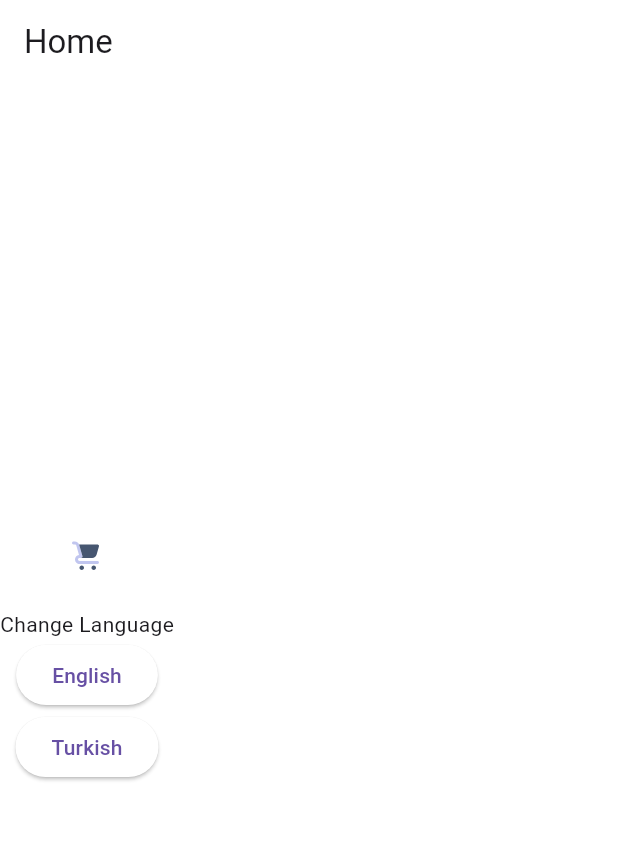
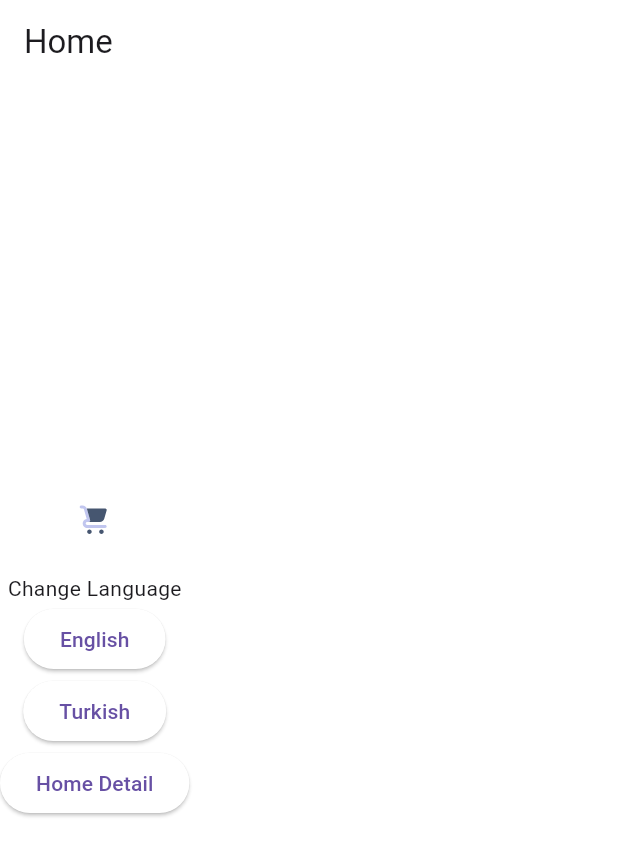
Before and after one commit to muratkondu19/architecture_template_v2, a Flutter app: the screen it shows after launch, on a phone screen of 412 x 824 dp. Shown: the top 856 px of the screen. Run offline on Flutter 3.47's test engine with Material 3 defaults, Android fonts, the phone set to English and light mode, and no system bars; our stand-ins replace auto_route, easy_localization, envied, equatable, flutter_svg, google_fonts and 2 more; missing offline and left inert: easy_logger; generated files the repository leaves out were written again.

Commit message:
Bağımlılıklar güncellendi; 'auto_route' ve 'auto_route_generator' paketleri eklendi. 'pubspec.yaml' dosyasında 'flutter_lints' sürümü güncellendi. 'main.dart' dosyasında uygulama yönlendirme yapılandırması eklendi ve 'HomeView' sınıfında otomatik yönlendirme desteği sağlandı. Ayrıca, iOS projesinde Pod bağımlılıkları güncellendi ve yapılandırmalar düzenlendi.

```diff
--- a/lib/feature/home/view/homw_view.dart
+++ b/lib/feature/home/view/homw_view.dart
@@ -3,19 +3,22 @@ import 'package:architecture_template/feature/home/view/widget/home_app_bar.dart
 import 'package:architecture_template/product/init/config/app_enviroment.dart';
 import 'package:architecture_template/product/init/language/locale_keys.g.dart';
 import 'package:architecture_template/product/init/product_localization.dart';
+import 'package:architecture_template/product/navigation/app_router.dart';
 import 'package:architecture_template/product/utility/constants/enums/locales.dart';
+import 'package:auto_route/auto_route.dart';
 import 'package:easy_localization/easy_localization.dart';
 import 'package:flutter/material.dart';
 import 'package:gen/gen.dart';
 
-class HomeView extends StatefulWidget {
+@RoutePage() // Bu sayfa otomatik olarak route olarak tanımlanır
+final class HomeView extends StatefulWidget {
   const HomeView({super.key});
 
   @override
   _HomeViewState createState() => _HomeViewState();
 }
 
-class _HomeViewState extends State<HomeView> with HomeViewMixin {
+final class _HomeViewState extends State<HomeView> with HomeViewMixin {
   @override
   Widget build(BuildContext context) {
     return Scaffold(
@@ -39,6 +42,12 @@ class _HomeViewState extends State<HomeView> with HomeViewMixin {
             },
             child: Text(LocaleKeys.general_language_tr.tr()),
           ),
+          ElevatedButton(
+            onPressed: () {
+              context.router.push(HomeDetailRoute(id: '1'));
+            },
+            child: const Text('Home Detail'),
+          ),
         ],
       ),
     );
--- a/lib/main.dart
+++ b/lib/main.dart
@@ -1,6 +1,6 @@
-import 'package:architecture_template/feature/home/view/homw_view.dart';
 import 'package:architecture_template/product/init/application_initalize.dart';
 import 'package:architecture_template/product/init/product_localization.dart';
+import 'package:architecture_template/product/navigation/app_router.dart';
 import 'package:architecture_template/product/theme/index.dart';
 import 'package:easy_localization/easy_localization.dart';
 import 'package:flutter/material.dart';
@@ -12,16 +12,17 @@ void main() async {
 }
 
 class _MyApp extends StatelessWidget {
+  static final _router = AppRouter();
   @override
   Widget build(BuildContext context) {
-    return MaterialApp(
+    return MaterialApp.router(
+      routerConfig: _router.config(),
       localizationsDelegates: context.localizationDelegates,
       supportedLocales: context.supportedLocales,
       locale: context.locale,
       theme: CustomLightTheme().themeData,
       darkTheme: CustomDarkTheme().themeData,
       themeMode: ThemeMode.light,
-      home: const HomeView(),
     );
   }
 }
--- /dev/null
+++ b/lib/product/navigation/app_router.dart
@@ -0,0 +1,27 @@
+import 'package:architecture_template/feature/home/view/home_detail_view.dart';
+import 'package:architecture_template/feature/home/view/homw_view.dart';
+import 'package:auto_route/auto_route.dart';
+import 'package:flutter/material.dart';
+
+// Auto Route tarafından otomatik olarak oluşturulan route dosyası
+part 'app_router.gr.dart';
+
+/// Uygulama router sınıfı - tüm sayfa yönlendirmelerini yönetir
+/// AutoRouterConfig ile otomatik route oluşturma aktif edilir
+/// replaceInRouteName parametresi ile route isimlerindeki 'View' ve 'Route' kısımları değiştirilir
+@AutoRouterConfig(replaceInRouteName: AppRouter._replaceRouteName)
+final class AppRouter extends RootStackRouter {
+  /// Route isimlerinde yapılacak değişiklikleri tanımlar
+  /// 'View' -> 'Route' olarak değiştirilir
+  static const _replaceRouteName = 'View,Route';
+
+  /// Uygulama içindeki tüm route'ları tanımlar
+  /// Her route bir sayfa ile eşleştirilir
+  @override
+  List<AutoRoute> get routes => [
+    // Ana sayfa route'u - uygulama başlangıcında gösterilir
+    AutoRoute(page: HomeRoute.page, initial: true),
+    // Ana sayfa detay route'u - ana sayfadan sonra gösterilir
+    AutoRoute(page: HomeDetailRoute.page),
+  ];
+}
--- a/pubspec.yaml
+++ b/pubspec.yaml
@@ -24,6 +24,8 @@ dependencies:
   #Network
   dio: ^5.9.0 #Http işlemleri için kullanılır.
 
+  #Navigation
+  auto_route: ^10.1.2
 
   #Localization
   easy_localization: ^3.0.8 #Internationalization için kullanılır.
@@ -50,9 +52,11 @@ dev_dependencies:
   flutter_test:
     sdk: flutter
 
-  flutter_lints: ^5.0.0
+  flutter_lints: ^6.0.0
   very_good_analysis: ^9.0.0 #Very good analysis için kullanılır.
   flutter_launcher_icons: ^0.14.4 #Flutter launcher icons için kullanılır.
+  auto_route_generator: ^10.2.4
+  build_runner: ^2.7.0
 
 
 #Flutter launcher icons için kullanılır.
```
Also changed, not shown: build.yaml (added, +9 -0 lines), lib/feature/home/view/home_detail_view.dart (added, +13 -0 lines), lib/product/navigation/app_router.gr.dart (added), pubspec.lock, 2 other files.
